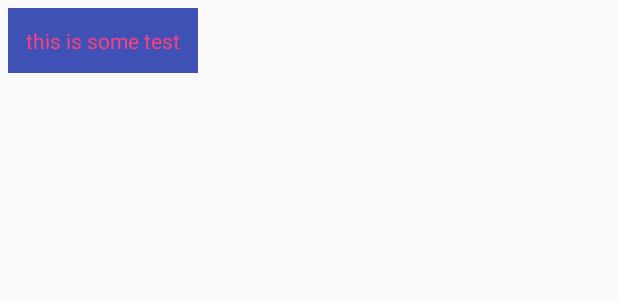
After one commit to startup-squander-tense/droid, an Android app: the layout recyclerview_item.xml on its own in the app's theme, with its tools: preview values and no code run, on a phone screen of 412 x 824 dp. The commit adds this screen. Shown: the top 300 px of the screen. Run offline under Robolectric (Android 15) with nearby library versions, the phone set to English and light mode, and no system bars.

Commit message:
Starting RecyclerView for buttons.

```diff
--- a/PhotoSwipe/app/build.gradle
+++ b/PhotoSwipe/app/build.gradle
@@ -26,5 +26,6 @@ dependencies {
     })
     compile 'com.android.support:appcompat-v7:26.+'
     compile 'com.android.support.constraint:constraint-layout:1.0.0-beta3'
+//    compile 'com.android.support:recyclerview-v7:26.0.0'
     testCompile 'junit:junit:4.12'
 }
--- /dev/null
+++ b/PhotoSwipe/app/src/main/java/com/example/android/photoswipe/LangRecyclerViewAdapter.java
@@ -0,0 +1,8 @@
+package com.example.android.photoswipe;
+
+/**
+ * Created by pete on 10/4/17.
+ */
+
+public class LangRecyclerViewAdapter  {
+}
--- a/PhotoSwipe/app/src/main/res/layout/activity_main.xml
+++ b/PhotoSwipe/app/src/main/res/layout/activity_main.xml
@@ -19,7 +19,7 @@
         android:layout_marginLeft="8dp"
         app:layout_constraintLeft_toLeftOf="parent" />
 
-    <GridLayout
+    <android.support.v7.app.AlertController.RecycleView
         android:id="@+id/gridLayoutButtonGrid"
         android:layout_width="fill_parent"
         android:layout_height="fill_parent"
@@ -32,7 +32,7 @@
         app:layout_constraintBottom_toBottomOf="parent"
         android:layout_marginBottom="8dp">
 
-    </GridLayout>
+    </android.support.v7.app.AlertController.RecycleView>
 
     <Button
         android:id="@+id/buttonPlayButton"
--- /dev/null
+++ b/PhotoSwipe/app/src/main/res/layout/recyclerview_item.xml
@@ -0,0 +1,17 @@
+<?xml version="1.0" encoding="utf-8"?>
+<LinearLayout xmlns:android="http://schemas.android.com/apk/res/android"
+    android:orientation="vertical"
+    android:padding="5dp"
+    android:layout_width="wrap_content"
+    android:layout_height="wrap_content">
+
+    <TextView
+        android:id="@+id/textViewItem"
+        android:text="this is some test"
+        android:textColor="@color/colorAccent"
+        android:layout_width="wrap_content"
+        android:layout_height="wrap_content"
+        android:padding="12dp"
+        android:gravity="center"
+        android:background="@color/colorPrimary"/>
+</LinearLayout>
```
